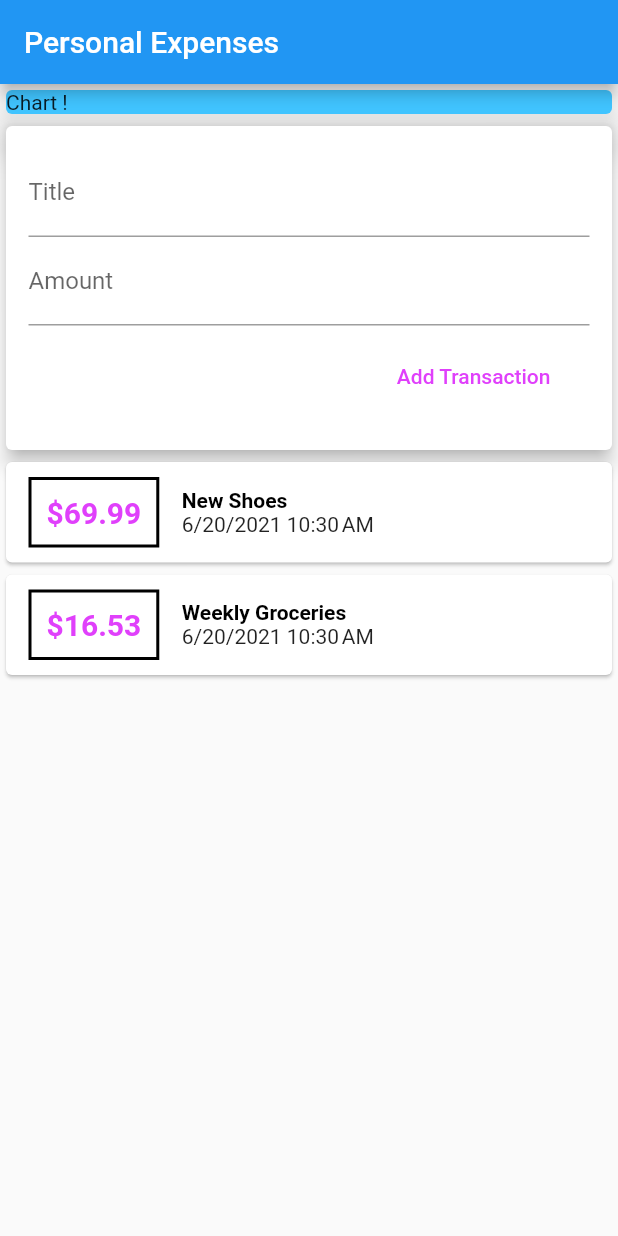
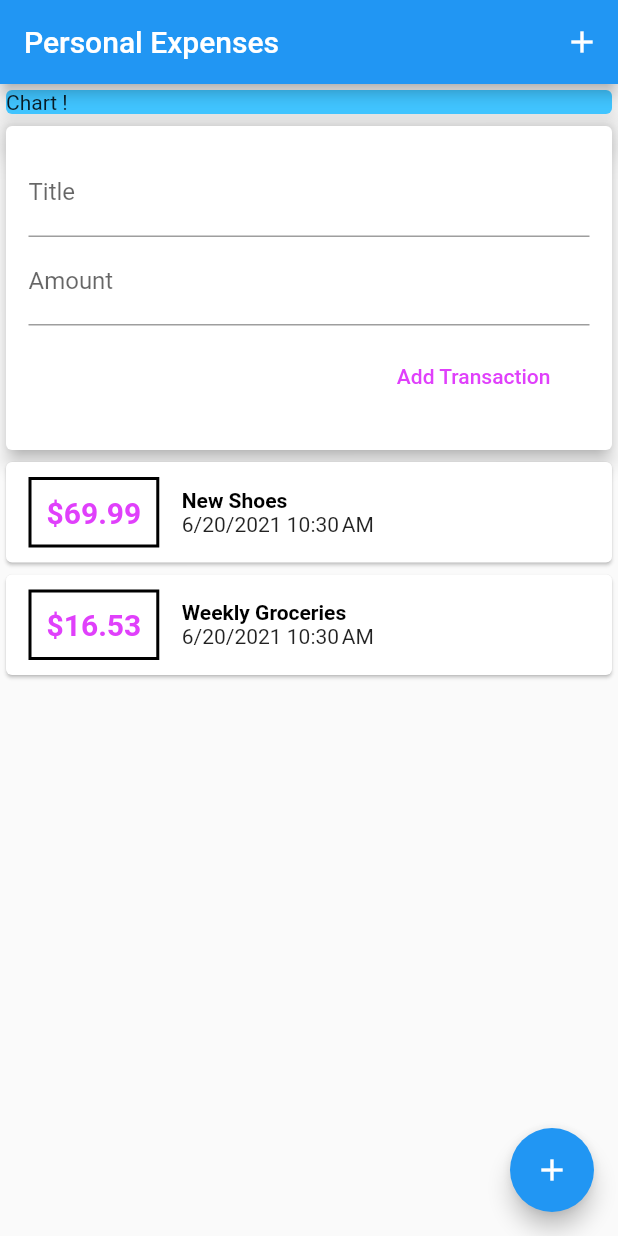
Before and after one commit to rahmanonik18/F_MPOPersonalExpense, a Flutter app: the screen it shows after launch, on a phone screen of 412 x 824 dp. Run offline on Flutter 3.47's test engine with Material 2 defaults, Android fonts, the phone set to English and light mode, and no system bars.

Commit message:
button in appbar and floating button

```diff
--- a/lib/main.dart
+++ b/lib/main.dart
@@ -18,6 +18,12 @@ class MyApp extends StatelessWidget {
       home: Scaffold(
         appBar: AppBar(
           title: Text('Personal Expenses'),
+          actions: <Widget>[
+            IconButton(
+                onPressed: (){},
+                icon: Icon(Icons.add)
+            )
+          ],
         ),
         body: SingleChildScrollView(
           child: Column(
@@ -35,6 +41,12 @@ class MyApp extends StatelessWidget {
             ],
           ),
         ),
+          floatingActionButton: FloatingActionButton(
+            child: Icon(Icons.add),
+            onPressed: (){
+            },
+
+          )
       ),
     );
   }
```
Also changed, not shown: pubspec.lock.
